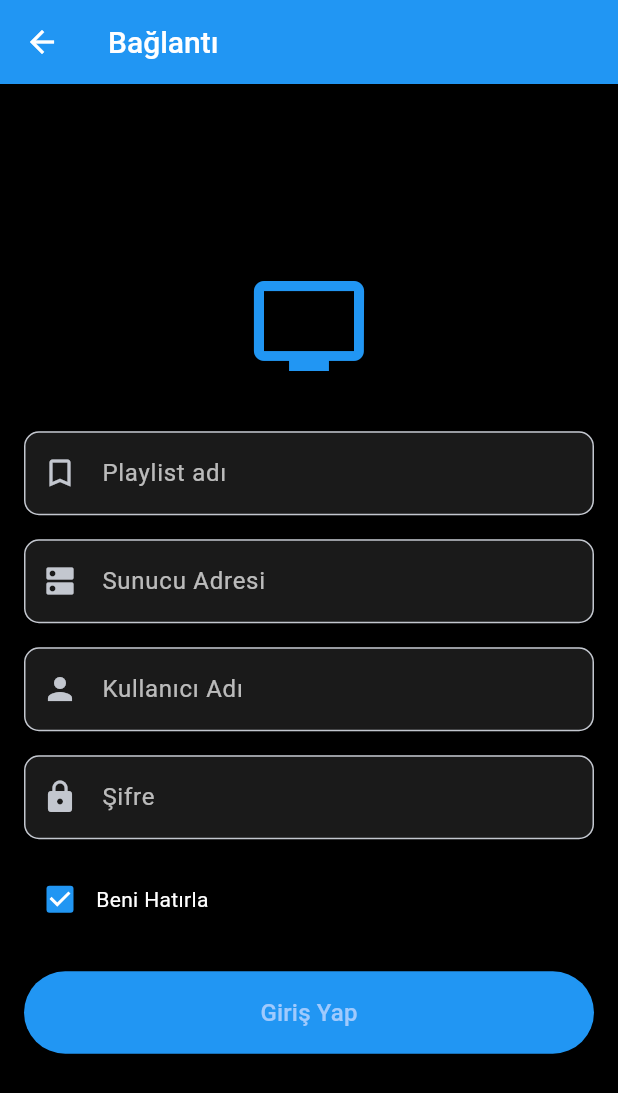
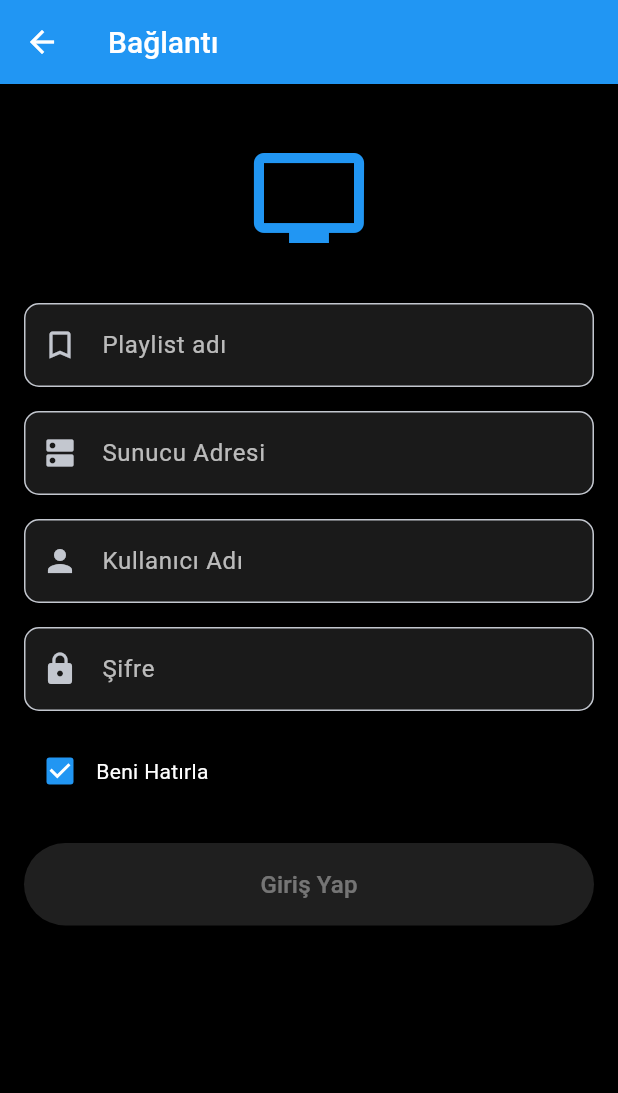
Before and after one commit to yusuftnc/iptv, a Flutter app: the screen it shows after launch, after a tap on "XTREAM", on a phone screen of 412 x 824 dp. Shown: the top 1093 px of the screen. Run offline on Flutter 3.47's test engine with Material 3 defaults, Android fonts, the phone set to English and light mode, and no system bars; our stand-ins replace cached_network_image, cloud_firestore, dio, envied, file_picker, firebase_auth and 6 more; missing offline and left inert: cryptography, flutter_chrome_cast; accounts and stored records are empty; generated files the repository leaves out were written again; network calls fail.

Commit message:
Refactor multiple screens to enhance UI consistency and user experience. Update button styles to utilize a centralized primary button style. Improve layout by replacing ListView with SingleChildScrollView in various screens, and add visual elements for better engagement. Implement form validation in the login screen to enable or disable the submit button based on input completeness.

```diff
--- a/lib/screens/home_screen.dart
+++ b/lib/screens/home_screen.dart
@@ -270,7 +270,7 @@
           ],
         ),
         drawer: Drawer(
-          child: Container(
+          child: Material(
             color: context.palette.card,
             child: ListView(
               padding: EdgeInsets.zero,
--- a/lib/screens/login_screen.dart
+++ b/lib/screens/login_screen.dart
@@ -21,7 +21,30 @@
   final _passwordController = TextEditingController();
   bool _isLoading = false;
   bool _rememberMe = true;
+  bool _canSubmit = false;
   String _errorMessage = '';
+
+  @override
+  void initState() {
+    super.initState();
+    for (final controller in [
+      _nameController,
+      _hostController,
+      _usernameController,
+      _passwordController,
+    ]) {
+      controller.addListener(_refreshSubmit);
+    }
+  }
+
+  void _refreshSubmit() {
+    final ready = _nameController.text.trim().isNotEmpty &&
+        _hostController.text.trim().isNotEmpty &&
+        _usernameController.text.trim().isNotEmpty &&
+        _passwordController.text.trim().isNotEmpty;
+    if (ready == _canSubmit) return;
+    setState(() => _canSubmit = ready);
+  }
 
   @override
   void dispose() {
@@ -128,10 +151,9 @@
         title: const Text('Bağlantı'),
         backgroundColor: context.accent,
       ),
-      body: Center(
-        child: SingleChildScrollView(
-          padding: const EdgeInsets.all(padding),
-          child: Form(
+      body: SingleChildScrollView(
+        padding: const EdgeInsets.fromLTRB(padding, 36, padding, 24),
+        child: Form(
             key: _formKey,
             child: Column(
               mainAxisAlignment: MainAxisAlignment.center,
@@ -268,26 +290,27 @@
                       textAlign: TextAlign.center,
                     ),
                   ),
-                ElevatedButton(
-                  onPressed: _isLoading ? null : _login,
-                  style: ElevatedButton.styleFrom(
-                    backgroundColor: context.accent,
-                    padding: const EdgeInsets.symmetric(vertical: buttonVerticalPadding),
-                  ),
+                FilledButton(
+                  onPressed: _isLoading || !_canSubmit ? null : _login,
+                  style: context.primaryButtonStyle,
                   child: _isLoading
-                      ? const CircularProgressIndicator(
-                          valueColor: AlwaysStoppedAnimation<Color>(Colors.white),
+                      ? const SizedBox(
+                          height: 22,
+                          width: 22,
+                          child: CircularProgressIndicator(
+                            strokeWidth: 2,
+                            color: Colors.white,
+                          ),
                         )
                       : Text(
                           AppText.get('login'),
-                          style: TextStyle(fontSize: buttonFontSize),
+                          style: const TextStyle(fontSize: buttonFontSize),
                         ),
                 ),
               ],
             ),
           ),
         ),
-      ),
     );
   }
 }
--- a/lib/screens/source_screen.dart
+++ b/lib/screens/source_screen.dart
@@ -154,6 +154,100 @@
     ScaffoldMessenger.of(context).showSnackBar(SnackBar(content: Text(text)));
   }
 
+  Future<void> _openAdd(Widget page, {bool reload = false}) async {
+    await Navigator.push(context, MaterialPageRoute(builder: (context) => page));
+    if (reload && mounted) await _loadPlaylists();
+  }
+
+  Future<void> _showAddSheet() async {
+    final dark = Theme.of(context).brightness == Brightness.dark;
+    final accent = context.accent;
+    final cardColor = dark ? const Color(0xFF1C1C1E) : const Color(0xFFF2F2F7);
+    final titleColor = dark ? Colors.white : Colors.black87;
+    final sheetColor = dark ? Colors.black : Colors.white;
+    await showModalBottomSheet<void>(
+      context: context,
+      backgroundColor: sheetColor,
+      shape: const RoundedRectangleBorder(
+        borderRadius: BorderRadius.vertical(top: Radius.circular(22)),
+      ),
+      builder: (sheetContext) {
+        return Padding(
+          padding: EdgeInsets.fromLTRB(20, 12, 20, 20 + MediaQuery.paddingOf(sheetContext).bottom),
+          child: Column(
+            mainAxisSize: MainAxisSize.min,
+            children: [
+              Container(
+                width: 36,
+                height: 4,
+                decoration: BoxDecoration(
+                  color: dark ? Colors.white24 : Colors.black26,
+                  borderRadius: const BorderRadius.all(Radius.circular(4)),
+                ),
+              ),
+              const SizedBox(height: 16),
+              _addCards(
+                cardColor: cardColor,
+                titleColor: titleColor,
+                accent: accent,
+                beforeNavigate: () => Navigator.pop(sheetContext),
+              ),
+            ],
+          ),
+        );
+      },
+    );
+  }
+
+  Widget _addCards({
+    required Color cardColor,
+    required Color titleColor,
+    required Color accent,
+    VoidCallback? beforeNavigate,
+  }) {
+    return Column(
+      mainAxisSize: MainAxisSize.min,
+      children: [
+        _SourceCard(
+          color: cardColor,
+          labelColor: titleColor,
+          iconColor: accent,
+          icon: Icons.dns_outlined,
+          label: 'XTREAM',
+          onTap: () {
+            beforeNavigate?.call();
+            _openAdd(const LoginScreen(), reload: true);
+          },
+        ),
+        const SizedBox(height: 14),
+        _SourceCard(
+          color: cardColor,
+          labelColor: titleColor,
+          iconColor: accent,
+          icon: Icons.play_circle_outline,
+          label: AppText.get('singleStream'),
+          onTap: () {
+            beforeNavigate?.call();
+            _openAdd(const SingleStreamScreen());
+          },
+        ),
+        const SizedBox(height: 14),
+        _SourceCard(
+          color: cardColor,
+          labelColor: titleColor,
+          iconColor: accent,
+          icon: Icons.featured_play_list_outlined,
+          customIcon: _M3uMark(color: accent),
+          label: 'M3U',
+          onTap: () {
+            beforeNavigate?.call();
+            _openAdd(const M3uAddScreen(), reload: true);
+          },
+        ),
+      ],
+    );
+  }
+
   @override
   Widget build(BuildContext context) {
     AppSettingsScope.watch(context);
@@ -164,8 +258,18 @@
     final cardColor = dark ? const Color(0xFF1C1C1E) : const Color(0xFFF2F2F7);
     final muted = dark ? Colors.white54 : Colors.black45;
 
+    final hasPlaylists = _playlists.isNotEmpty;
     return Scaffold(
       backgroundColor: background,
+      floatingActionButton: hasPlaylists
+          ? FloatingActionButton(
+              onPressed: _showAddSheet,
+              backgroundColor: accent,
+              foregroundColor: Colors.white,
+              shape: const CircleBorder(),
+              child: const Icon(Icons.add),
+            )
+          : null,
       body: SafeArea(
         child: Padding(
           padding: const EdgeInsets.fromLTRB(20, 12, 20, 20),
@@ -214,8 +318,8 @@
               Expanded(
                 child: Column(
                   children: [
-                    const Spacer(flex: 3),
-                    Icon(Icons.tv, color: accent, size: 72),
+                    if (!hasPlaylists) const Spacer(flex: 3),
+                    Icon(Icons.tv, color: accent, size: hasPlaylists ? 48 : 72),
                     const SizedBox(height: 16),
                     Text(
                       AppText.get('sourceTitle'),
@@ -227,90 +331,104 @@
                       ),
                     ),
                     const SizedBox(height: 24),
-                    if (_playlists.isNotEmpty)
+                    if (hasPlaylists) ...[
+                      Align(
+                        alignment: Alignment.centerLeft,
+                        child: Padding(
+                          padding: const EdgeInsets.only(left: 4, bottom: 8),
+                          child: Text(
+                            AppText.get('saved'),
+                            style: TextStyle(
+                              color: muted,
+                              fontSize: 13,
+                              fontWeight: FontWeight.w700,
+                              letterSpacing: 0.4,
+                            ),
+                          ),
+                        ),
+                      ),
                       Flexible(
                         child: ListView.separated(
                           shrinkWrap: true,
+                          padding: const EdgeInsets.only(bottom: 88),
                           itemCount: _playlists.length,
-                          separatorBuilder: (context, index) => const SizedBox(height: 8),
+                          separatorBuilder: (context, index) => const SizedBox(height: 10),
                           itemBuilder: (context, index) {
                             final playlist = _playlists[index];
                             final opening = _openingId == playlist.id;
                             return Material(
                               color: cardColor,
-                              borderRadius: const BorderRadius.all(Radius.circular(16)),
-                              child: ListTile(
-                                leading: opening
-                                    ? const SizedBox(
-                                        width: 24,
-                                        height: 24,
-                                        child: CircularProgressIndicator(strokeWidth: 2),
+                              borderRadius: const BorderRadius.all(Radius.circular(18)),
+                              child: InkWell(
+                                onTap: opening ? null : () => _open(playlist),
+                                borderRadius: const BorderRadius.all(Radius.circular(18)),
+                                child: Padding(
+                                  padding: const EdgeInsets.fromLTRB(14, 12, 8, 12),
+                                  child: Row(
+                                    children: [
+                                      SizedBox(
+                                        width: 36,
+                                        height: 36,
+                                        child: Center(
+                                          child: opening
+                                              ? SizedBox(
+                                                  width: 22,
+                                                  height: 22,
+                                                  child: CircularProgressIndicator(
+                                                    strokeWidth: 2,
+                                                    color: accent,
+                                                  ),
                                                 )
                                               : playlist.isXtream
-                                        ? Icon(Icons.dns_outlined, color: accent)
-                                        : _M3uMark(color: accent, size: 24),
-                                title: Text(playlist.name, style: TextStyle(color: titleColor)),
-                                subtitle: Text(
+                                                  ? Icon(Icons.dns_outlined, color: accent, size: 26)
+                                                  : _M3uMark(color: accent, size: 26),
+                                        ),
+                                      ),
+                                      const SizedBox(width: 12),
+                                      Expanded(
+                                        child: Column(
+                                          crossAxisAlignment: CrossAxisAlignment.start,
+                                          children: [
+                                            Text(
+                                              playlist.name,
+                                              maxLines: 1,
+                                              overflow: TextOverflow.ellipsis,
+                                              style: TextStyle(
+                                                color: titleColor,
+                                                fontSize: 16,
+                                                fontWeight: FontWeight.w700,
+                                              ),
+                                            ),
+                                            const SizedBox(height: 2),
+                                            Text(
                                               playlist.isXtream ? 'Xtream' : 'M3U',
-                                  style: TextStyle(color: muted),
+                                              style: TextStyle(color: muted, fontSize: 12),
                                             ),
-                                trailing: IconButton(
+                                          ],
+                                        ),
+                                      ),
+                                      IconButton(
                                         tooltip: AppText.get('delete'),
                                         onPressed: opening ? null : () => _delete(playlist),
                                         icon: Icon(Icons.delete_outline, color: muted),
                                       ),
-                                onTap: opening ? null : () => _open(playlist),
+                                    ],
+                                  ),
+                                ),
                               ),
                             );
                           },
                         ),
                       ),
-                    if (_playlists.isNotEmpty) const SizedBox(height: 16),
-                    _SourceCard(
-                      color: cardColor,
-                      labelColor: titleColor,
-                      iconColor: accent,
-                      icon: Icons.dns_outlined,
-                      label: 'XTREAM',
-                      onTap: () async {
-                        await Navigator.push(
-                          context,
-                          MaterialPageRoute(builder: (context) => const LoginScreen()),
-                        );
-                        await _loadPlaylists();
-                      },
-                    ),
-                    const SizedBox(height: 14),
-                    _SourceCard(
-                      color: cardColor,
-                      labelColor: titleColor,
-                      iconColor: accent,
-                      icon: Icons.play_circle_outline,
-                      label: AppText.get('singleStream'),
-                      onTap: () {
-                        Navigator.push(
-                          context,
-                          MaterialPageRoute(builder: (context) => const SingleStreamScreen()),
-                        );
-                      },
-                    ),
-                    const SizedBox(height: 14),
-                    _SourceCard(
-                      color: cardColor,
-                      labelColor: titleColor,
-                      iconColor: accent,
-                      icon: Icons.featured_play_list_outlined,
-                      customIcon: _M3uMark(color: accent),
-                      label: 'M3U',
-                      onTap: () async {
-                        await Navigator.push(
-                          context,
-                          MaterialPageRoute(builder: (context) => const M3uAddScreen()),
-                        );
-                        await _loadPlaylists();
-                      },
+                    ],
+                    if (!hasPlaylists) ...[
+                      _addCards(
+                        cardColor: cardColor,
+                        titleColor: titleColor,
+                        accent: accent,
                       ),
                       const Spacer(flex: 2),
+                    ],
                   ],
                 ),
               ),
--- a/lib/services/app_settings.dart
+++ b/lib/services/app_settings.dart
@@ -7,6 +7,17 @@
   Color get accent => Theme.of(this).brightness == Brightness.dark
       ? Colors.blue
       : Colors.blue.shade700;
+
+  ButtonStyle get primaryButtonStyle {
+    final p = palette;
+    return FilledButton.styleFrom(
+      backgroundColor: accent,
+      foregroundColor: Colors.white,
+      disabledBackgroundColor: p.disabledButton,
+      disabledForegroundColor: p.disabledButtonText,
+      padding: const EdgeInsets.symmetric(vertical: 16),
+    );
+  }
 
   AppPalette get palette => AppPalette.of(this);
 }
@@ -114,6 +125,7 @@
 
   static const _tr = {
     'sourceTitle': 'Kaynak seç',
+    'saved': 'Kayıtlı',
     'singleStream': 'TEK YAYIN',
     'delete': 'Sil',
     'deletePlaylistTitle': 'Playlist silinsin mi?',
@@ -149,6 +161,7 @@
 
   static const _en = {
     'sourceTitle': 'Choose source',
+    'saved': 'Saved',
     'singleStream': 'SINGLE STREAM',
     'delete': 'Delete',
     'deletePlaylistTitle': 'Delete this playlist?',
```
Also changed, not shown: lib/screens/m3u_add_screen.dart (+11 -12 lines), lib/screens/single_stream_screen.dart (+8 -12 lines), 1 other file. Lines whose indentation alone changed are shown as unchanged.
